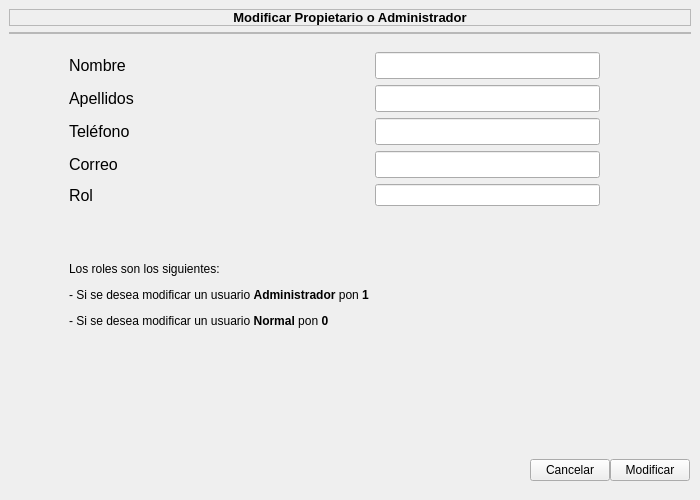
First picture: the form in ui/ui_files/EditarPropietario.ui, repository Salinas03/Sistema-Seguridad, before the edit.
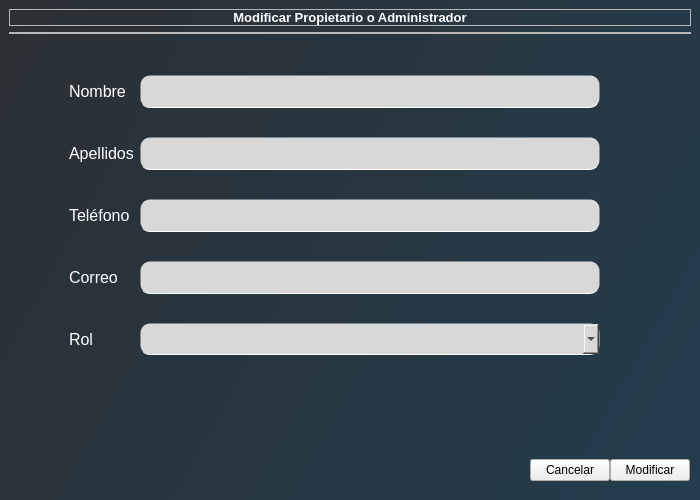
Second picture: the form after the edit. Icons and pictures are not drawn.

Commit message: Modificación en diseño del sistema de administrador

The edit to the form file:
```diff
--- a/ui/ui_files/EditarPropietario.ui
+++ b/ui/ui_files/EditarPropietario.ui
@@ -23,7 +23,30 @@
    </size>
   </property>
   <property name="windowTitle">
-   <string>MainWindow</string>
+   <string>Editar propietario</string>
+  </property>
+  <property name="windowIcon">
+   <iconset>
+    <normaloff>../assets/icons/LOGO.svg</normaloff>../assets/icons/LOGO.svg</iconset>
+  </property>
+  <property name="styleSheet">
+   <string notr="true">QMainWindow{
+background:qlineargradient(x1:0, y1:0, x2:2.5 y2:1, stop:0 #2B3034, stop:1 #1C4968);
+}
+
+QLineEdit,QComboBox{
+border:1px solid rgba(0,0,0,0);
+background-color: rgb(216, 216, 216);
+border-radius:10px;
+border-bottom-color:rgba(255,255,255,255);
+color:rgb(0,0,0);
+font: 75 10pt &quot;MS Shell Dlg 2&quot;;
+padding:7px;
+}
+
+QLabel{
+color:white;
+}</string>
   </property>
   <widget class="QWidget" name="centralwidget">
    <layout class="QVBoxLayout" name="verticalLayout">
@@ -185,18 +208,69 @@
           <property name="rightMargin">
            <number>100</number>
           </property>
+          <item row="2" column="2">
+           <widget class="QLineEdit" name="telefono_propietario_txt">
+            <property name="font">
+             <font>
+              <family>MS Shell Dlg 2</family>
+              <pointsize>10</pointsize>
+              <weight>9</weight>
+              <italic>false</italic>
+              <bold>false</bold>
+             </font>
+            </property>
+           </widget>
+          </item>
+          <item row="3" column="2">
+           <widget class="QLineEdit" name="correo_propietario_txt">
+            <property name="font">
+             <font>
+              <family>MS Shell Dlg 2</family>
+              <pointsize>10</pointsize>
+              <weight>9</weight>
+              <italic>false</italic>
+              <bold>false</bold>
+             </font>
+            </property>
+           </widget>
+          </item>
+          <item row="1" column="0">
+           <widget class="QLabel" name="label_4">
+            <property name="font">
+             <font>
+              <pointsize>12</pointsize>
+             </font>
+            </property>
+            <property name="text">
+             <string>Apellidos</string>
+            </property>
+           </widget>
+          </item>
+          <item row="0" column="0">
+           <widget class="QLabel" name="label_3">
+            <property name="font">
+             <font>
+              <pointsize>12</pointsize>
+             </font>
+            </property>
+            <property name="text">
+             <string>Nombre</string>
+            </property>
+           </widget>
+          </item>
           <item row="0" column="2">
            <widget class="QLineEdit" name="nombre_propietario_txt">
             <property name="font">
              <font>
-              <pointsize>12</pointsize>
+              <family>MS Shell Dlg 2</family>
+              <pointsize>10</pointsize>
+              <weight>9</weight>
+              <italic>false</italic>
+              <bold>false</bold>
              </font>
             </property>
            </widget>
           </item>
-          <item row="4" column="2">
-           <widget class="QLineEdit" name="rol_propietario_txt"/>
-          </item>
           <item row="2" column="0">
            <widget class="QLabel" name="label_5">
             <property name="font">
@@ -209,61 +283,6 @@
             </property>
            </widget>
           </item>
-          <item row="0" column="0">
-           <widget class="QLabel" name="label_3">
-            <property name="font">
-             <font>
-              <pointsize>12</pointsize>
-             </font>
-            </property>
-            <property name="text">
-             <string>Nombre</string>
-            </property>
-           </widget>
-          </item>
-          <item row="5" column="0">
-           <widget class="QLabel" name="label_9">
-            <property name="minimumSize">
-             <size>
-              <width>0</width>
-              <height>60</height>
-             </size>
-            </property>
-            <property name="text">
-             <string>&lt;html&gt;&lt;head/&gt;&lt;body&gt;&lt;p&gt;Los roles son los siguientes:&lt;/p&gt;&lt;p&gt;- Si se desea modificar un usuario &lt;span style=&quot; font-weight:600;&quot;&gt;Administrador&lt;/span&gt; pon &lt;span style=&quot; font-weight:600;&quot;&gt;1&lt;/span&gt;&lt;/p&gt;&lt;p&gt;- Si se desea modificar un usuario &lt;span style=&quot; font-weight:600;&quot;&gt;Normal&lt;/span&gt; pon &lt;span style=&quot; font-weight:600;&quot;&gt;0&lt;/span&gt;&lt;/p&gt;&lt;/body&gt;&lt;/html&gt;</string>
-            </property>
-           </widget>
-          </item>
-          <item row="3" column="0">
-           <widget class="QLabel" name="label_6">
-            <property name="font">
-             <font>
-              <pointsize>12</pointsize>
-             </font>
-            </property>
-            <property name="text">
-             <string>Correo</string>
-            </property>
-           </widget>
-          </item>
-          <item row="2" column="2">
-           <widget class="QLineEdit" name="telefono_propietario_txt">
-            <property name="font">
-             <font>
-              <pointsize>12</pointsize>
-             </font>
-            </property>
-           </widget>
-          </item>
-          <item row="3" column="2">
-           <widget class="QLineEdit" name="correo_propietario_txt">
-            <property name="font">
-             <font>
-              <pointsize>12</pointsize>
-             </font>
-            </property>
-           </widget>
-          </item>
           <item row="4" column="0">
            <widget class="QLabel" name="label_8">
             <property name="font">
@@ -276,15 +295,15 @@
             </property>
            </widget>
           </item>
-          <item row="1" column="0">
-           <widget class="QLabel" name="label_4">
+          <item row="3" column="0">
+           <widget class="QLabel" name="label_6">
             <property name="font">
              <font>
               <pointsize>12</pointsize>
              </font>
             </property>
             <property name="text">
-             <string>Apellidos</string>
+             <string>Correo</string>
             </property>
            </widget>
           </item>
@@ -292,11 +311,18 @@
            <widget class="QLineEdit" name="apellido_propietario_txt">
             <property name="font">
              <font>
-              <pointsize>12</pointsize>
+              <family>MS Shell Dlg 2</family>
+              <pointsize>10</pointsize>
+              <weight>9</weight>
+              <italic>false</italic>
+              <bold>false</bold>
              </font>
             </property>
            </widget>
           </item>
+          <item row="4" column="2">
+           <widget class="QComboBox" name="editar_rol_cmbx"/>
+          </item>
          </layout>
         </widget>
        </item>
```
The commit also changes 27 other files.
